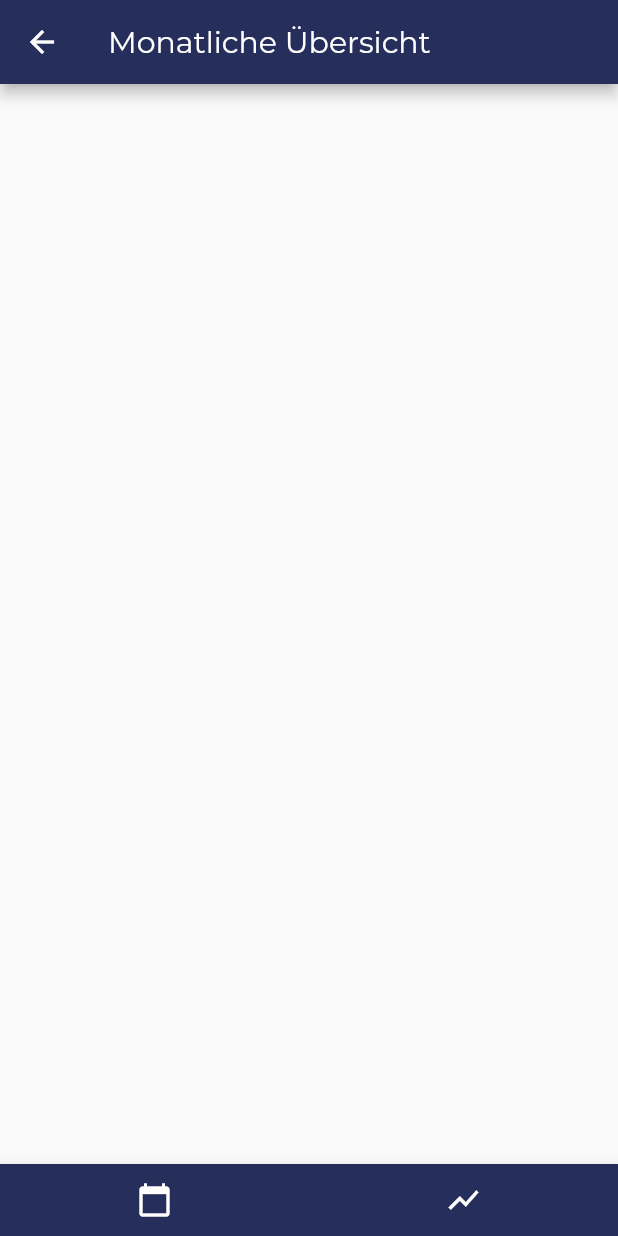
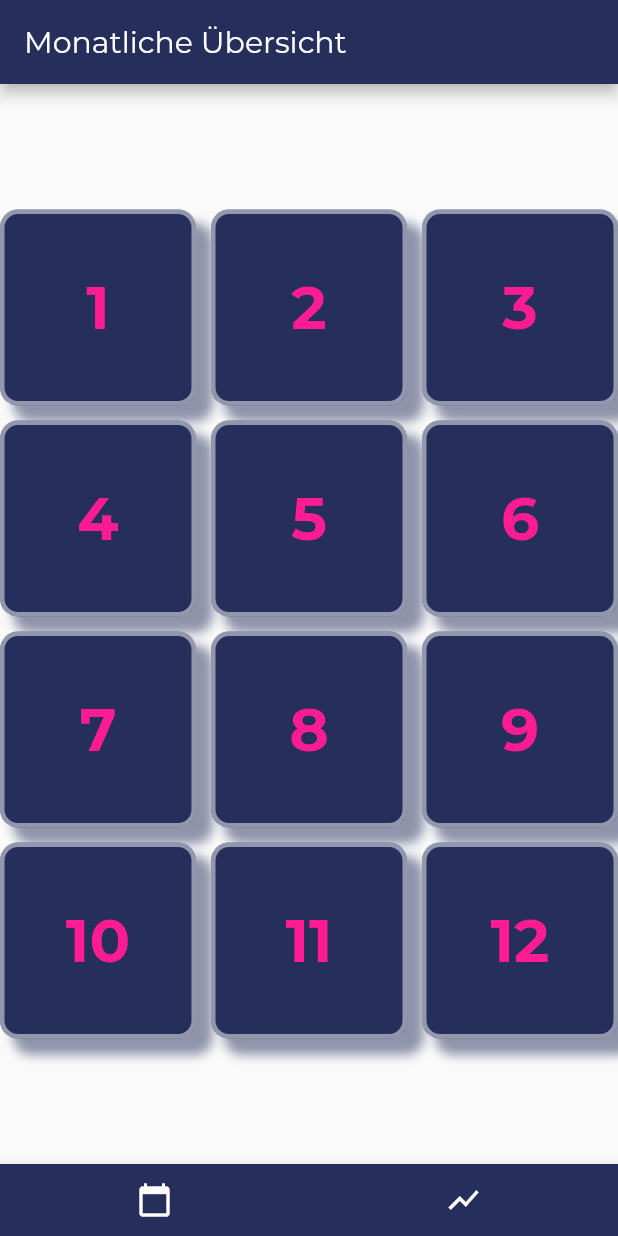
Before and after one commit to Undermyspell/flutter, a Flutter app: the YearOverviewScreen screen opened directly, on a phone screen of 412 x 824 dp. Run offline on Flutter 3.47's test engine with Material 2 defaults, Android fonts, the phone set to English and light mode, and no system bars; our stand-ins replace charts_flutter, cloud_firestore, firebase_auth, firebase_core, get_it, month_picker_dialog and 1 more; accounts and stored records are empty; network calls fail; statements that could not run were skipped.

Commit message:
adds year overview

```diff
--- a/power-usage/power_usage/lib/main.dart
+++ b/power-usage/power_usage/lib/main.dart
@@ -2,6 +2,7 @@ import 'package:firebase_auth/firebase_auth.dart';
 import 'package:flutter/material.dart';
 import 'package:get_it/get_it.dart';
 import 'package:power_usage/screens/stats_screen.dart';
+import 'package:power_usage/screens/year_overview_screen.dart';
 import './screens/edit_monthly_usage_screen.dart';
 import './state/usages.dart';
 import './screens/monthly_usage_screen.dart';
@@ -43,7 +44,7 @@ class MyApp extends StatelessWidget {
                     primaryColor: Color.fromRGBO(38, 47, 92, 1),
                     accentColor: Color.fromRGBO(255, 28, 146, 1),
                     fontFamily: "Montserrat"),
-                home: MonthlyUsageScreen(),
+                home: YearOverviewScreen(),
                 routes: {
                   MonthlyUsageScreen.routeName: (ctx) => MonthlyUsageScreen(),
                   EditMonthlyUsageScreen.routeName: (ctx) =>
--- a/power-usage/power_usage/lib/screens/year_overview_screen.dart
+++ b/power-usage/power_usage/lib/screens/year_overview_screen.dart
@@ -8,13 +8,55 @@ class YearOverviewScreen extends StatefulWidget {
 }
 
 class _YearOverviewScreenState extends State<YearOverviewScreen> {
+  List<int> months = [1, 2, 3, 4, 5, 6, 7, 8, 9, 10, 11, 12];
+
   @override
   Widget build(BuildContext context) {
     return Scaffold(
       appBar: AppBar(
         title: Text("Monatliche Übersicht"),
       ),
-      body: Container(),
+      body: Container(
+        child: Center(
+          child: GridView.count(
+            shrinkWrap: true,
+            crossAxisCount: 3,
+            crossAxisSpacing: 10,
+            mainAxisSpacing: 10,
+            children: [
+              for (var i in months)
+                Container(
+                  child: Center(
+                    child: Text(
+                      months[i - 1].toString(),
+                      style: TextStyle(
+                        fontSize: 40,
+                        fontWeight: FontWeight.bold,
+                        color: Theme.of(context).accentColor,// Colors.white.withOpacity(.5),
+                      ),
+                    ),
+                  ),
+                  decoration: new BoxDecoration(
+                    border: Border.all(
+                      width: 3,
+                      color: Colors.white.withOpacity(.5),
+                    ),
+                    borderRadius: BorderRadius.circular(12),
+                    color: Theme.of(context).primaryColor,
+                    boxShadow: [
+                      BoxShadow(
+                        color: Theme.of(context).primaryColor.withOpacity(.5),
+                        spreadRadius: 1,
+                        blurRadius: 5,
+                        offset: Offset(10, 10), // changes position of shadow
+                      ),
+                    ],
+                  ),
+                ),
+            ],
+          ),
+        ),
+      ),
       bottomNavigationBar: BottomAppBar(
         child: Container(
           color: Theme.of(context).primaryColor,
```
